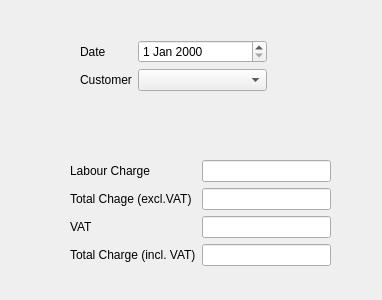
The window that JobDialog.ui (supermaximo93/Computing_Project) describes before a commit, drawn with Qt 5.
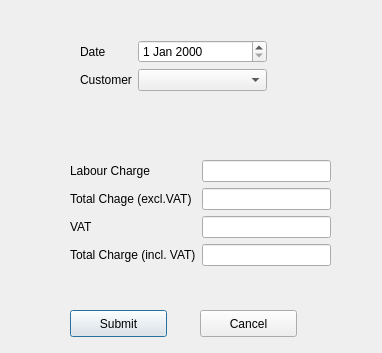
The same window after the commit.

Commit message: Added some more things to Job dialog and added Database::recordAt method for direct access to records

The edit to the form file:
```diff
--- a/JobDialog.ui
+++ b/JobDialog.ui
@@ -7,7 +7,7 @@
     <x>0</x>
     <y>0</y>
     <width>382</width>
-    <height>300</height>
+    <height>353</height>
    </rect>
   </property>
   <property name="windowTitle">
@@ -97,6 +97,32 @@
     </item>
    </layout>
   </widget>
+  <widget class="QPushButton" name="pushButton_submit">
+   <property name="geometry">
+    <rect>
+     <x>70</x>
+     <y>310</y>
+     <width>97</width>
+     <height>27</height>
+    </rect>
+   </property>
+   <property name="text">
+    <string>Submit</string>
+   </property>
+  </widget>
+  <widget class="QPushButton" name="pushButton_cancel">
+   <property name="geometry">
+    <rect>
+     <x>200</x>
+     <y>310</y>
+     <width>97</width>
+     <height>27</height>
+    </rect>
+   </property>
+   <property name="text">
+    <string>Cancel</string>
+   </property>
+  </widget>
  </widget>
  <resources/>
  <connections/>
```
The commit also changes 7 other files.
